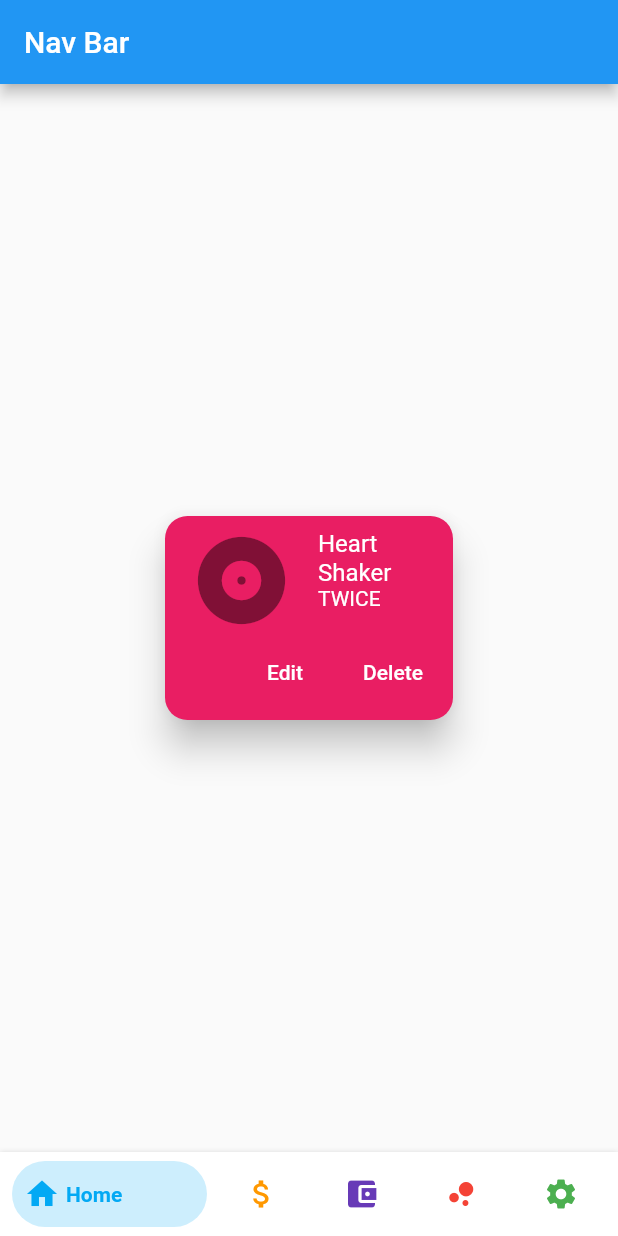
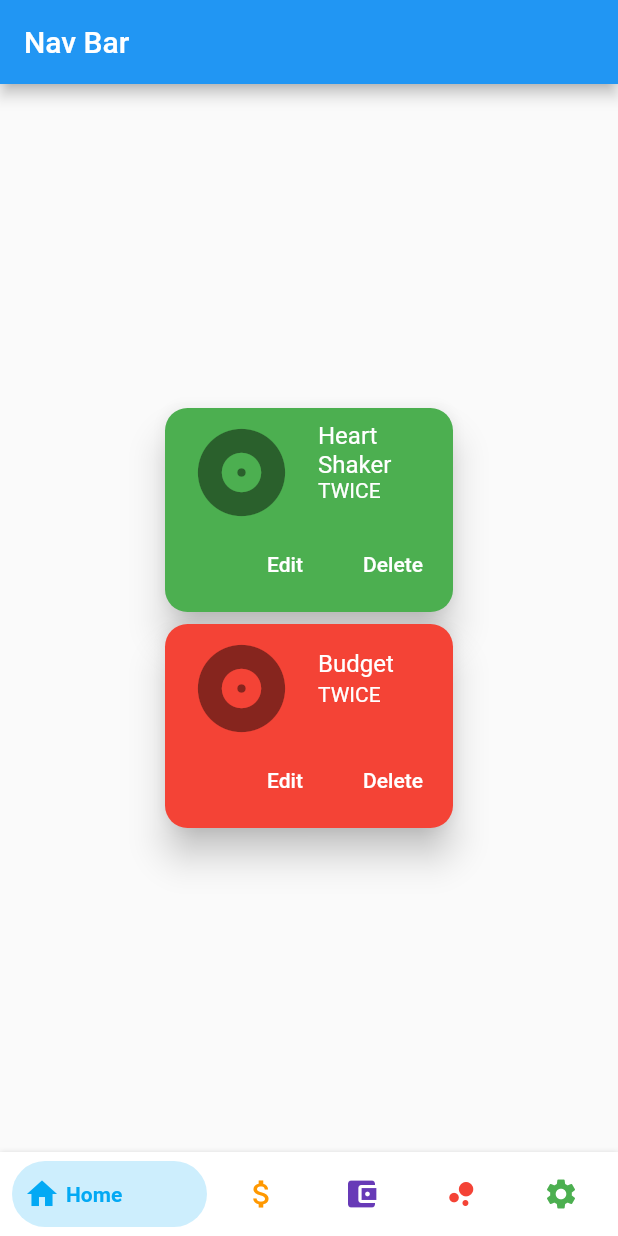
Before and after one commit to jkbngl/FFD, a Flutter app: the MyHomePage screen opened directly, on a phone screen of 412 x 824 dp. Run offline on Flutter 3.47's test engine with Material 2 defaults, Android fonts, the phone set to English and light mode, and no system bars; drawn by our look-alikes of bottom_navy_bar.

Commit message:
#21 #11 added second card for budget and actual and styled color

```diff
--- a/flutter/ffd/lib/backup_color_change_on_nav_tab.dart
+++ b/flutter/ffd/lib/backup_color_change_on_nav_tab.dart
@@ -64,7 +64,7 @@ class _MyHomePageState extends State<MyHomePage> {
                     shape: RoundedRectangleBorder(
                       borderRadius: BorderRadius.circular(15.0),
                     ),
-                    color: Colors.pink,
+                    color: Colors.green,
                     elevation: 10,
                     child: Column(
                       mainAxisSize: MainAxisSize.min,
@@ -72,6 +72,39 @@ class _MyHomePageState extends State<MyHomePage> {
                         const ListTile(
                           leading: Icon(Icons.album, size: 70),
                           title: Text('Heart Shaker', style: TextStyle(color: Colors.white)),
+                          subtitle: Text('TWICE', style: TextStyle(color: Colors.white)),
+                        ),
+                        ButtonTheme.bar(
+                          child: ButtonBar(
+                            children: <Widget>[
+                              FlatButton(
+                                child: const Text('Edit', style: TextStyle(color: Colors.white)),
+                                onPressed: () {},
+                              ),
+                              FlatButton(
+                                child: const Text('Delete', style: TextStyle(color: Colors.white)),
+                                onPressed: () {},
+                              ),
+                            ],
+                          ),
+                        ),
+                      ],
+                    ),
+                  ),
+                ),Container(
+                  width: 200,
+                  child: Card(
+                    shape: RoundedRectangleBorder(
+                      borderRadius: BorderRadius.circular(15.0),
+                    ),
+                    color: Colors.red,
+                    elevation: 10,
+                    child: Column(
+                      mainAxisSize: MainAxisSize.min,
+                      children: <Widget>[
+                        const ListTile(
+                          leading: Icon(Icons.album, size: 70),
+                          title: Text('Budget', style: TextStyle(color: Colors.white)),
                           subtitle: Text('TWICE', style: TextStyle(color: Colors.white)),
                         ),
                         ButtonTheme.bar(
```
